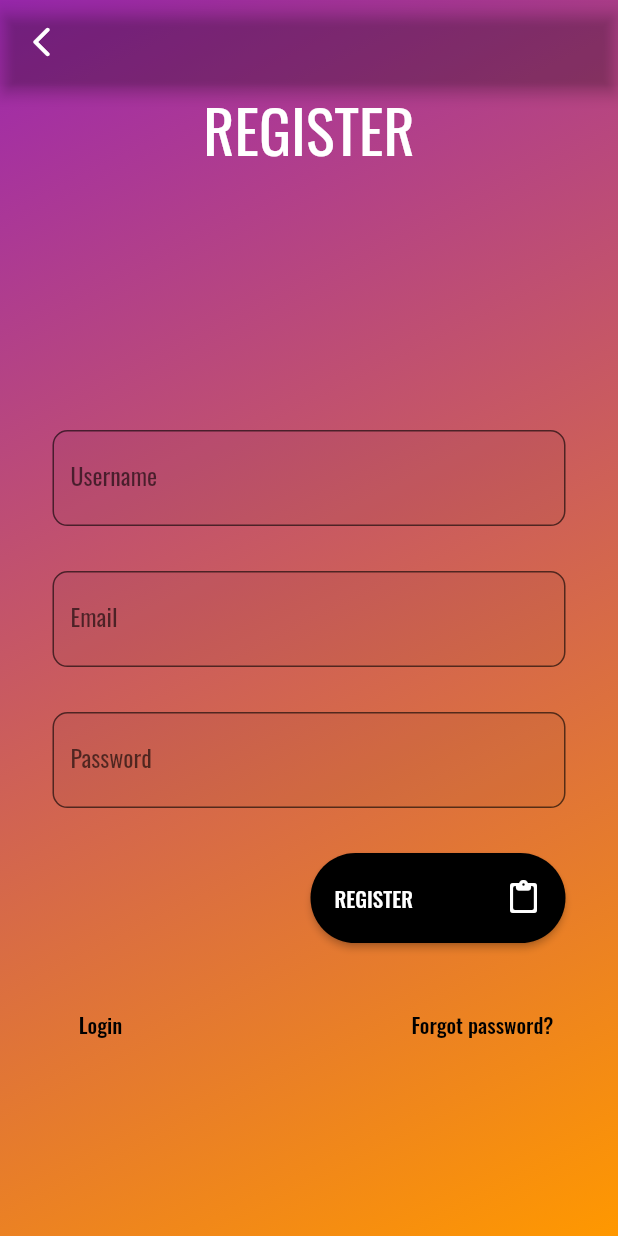
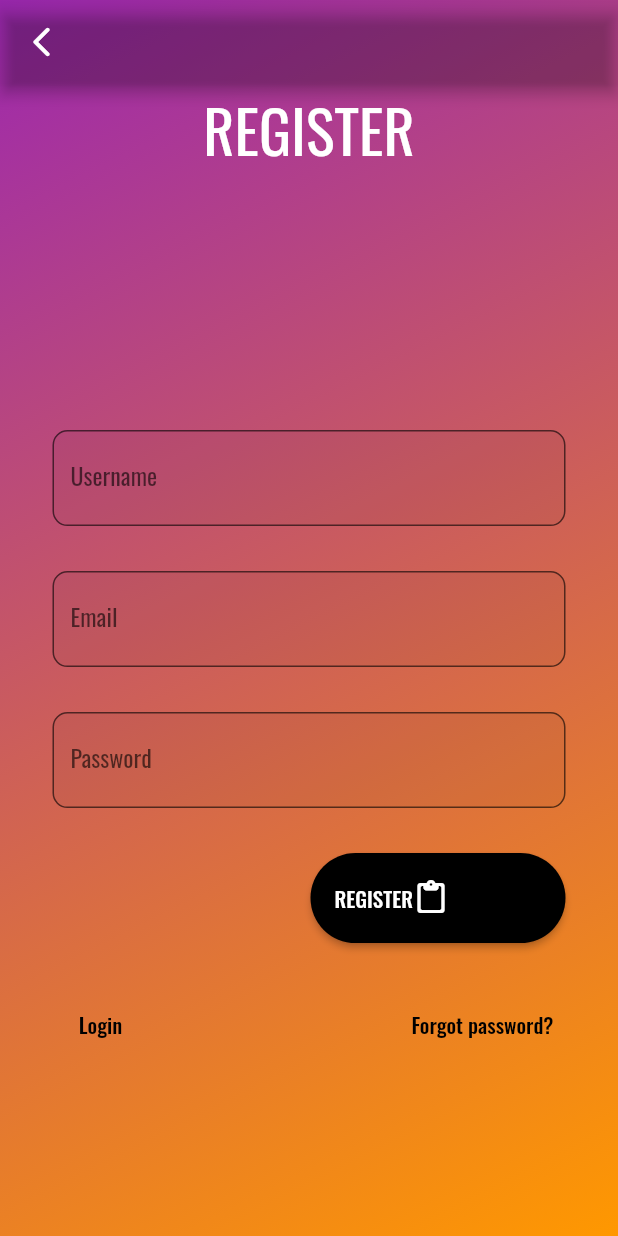
Before and after one commit to Aurelioss/projetfinal_mobile, a Flutter app: the screen it shows after launch, after a tap on "Register", on a phone screen of 412 x 824 dp. Run offline on Flutter 3.47's test engine with Material 2 defaults, Android fonts, the phone set to English and light mode, and no system bars; our stand-ins replace camera, cloud_firestore, firebase_auth, firebase_storage; accounts and stored records are empty.

```diff
--- a/lib/functions/customPageRoute.dart
+++ b/lib/functions/customPageRoute.dart
@@ -9,8 +9,8 @@ class CustomPageRoute extends PageRouteBuilder {
     required this.child,
     this.direction = AxisDirection.right,
   }) : super(
-      transitionDuration: Duration(seconds: 1),
-      reverseTransitionDuration: Duration(seconds: 1),
+      transitionDuration: Duration(milliseconds: 500),
+      reverseTransitionDuration: Duration(milliseconds: 500),
       pageBuilder: (context, animation, secondaryAnimation) => child,
   );
 
--- a/lib/login.dart
+++ b/lib/login.dart
@@ -1,5 +1,7 @@
 import 'package:flutter/cupertino.dart';
 import 'package:flutter/material.dart';
+import 'package:projetfinal_mobile/functions/customPageRoute.dart';
+import 'package:projetfinal_mobile/register.dart';
 
 class myLogin extends StatefulWidget {
   const myLogin({Key? key}) : super(key: key);
@@ -54,7 +56,6 @@ class _myLoginState extends State<myLogin> {
                       TextField(
                         decoration: InputDecoration(
                           labelText: 'Email',
-                          fillColor: Colors.grey.shade100,
                           filled: true,
                           border: OutlineInputBorder(
                             borderRadius: BorderRadius.circular(10.0),
@@ -73,7 +74,6 @@ class _myLoginState extends State<myLogin> {
                         obscureText: true,
                         decoration: InputDecoration(
                           labelText: 'Password',
-                          fillColor: Colors.grey.shade100,
                           filled: true,
                           // hintText: 'Password',
                           border: OutlineInputBorder(
@@ -112,9 +112,15 @@ class _myLoginState extends State<myLogin> {
                         mainAxisAlignment: MainAxisAlignment.spaceBetween,
                         children: [
                           TextButton(
-                            onPressed: () {
-                              Navigator.pushNamed(context, 'register');
-                            },
+                            //du bas vers le haut
+                            onPressed: () => Navigator.of(context).push(
+                              CustomPageRoute(
+                                child: myRegister(),
+                                direction: AxisDirection.up,
+                              ),
+                            ),
+                              //Navigator.pushNamed(context, 'register');
+
                             child: Text(
                               'Register',
                               style: TextStyle(color: Colors.black),
--- a/lib/register.dart
+++ b/lib/register.dart
@@ -139,7 +139,7 @@ class _myRegisterState extends State<myRegister> {
                               child: Row(
                                 mainAxisAlignment:
                                     MainAxisAlignment.spaceBetween,
-                                //crossAxisAlignment: CrossAxisAlignment.center,
+                                    crossAxisAlignment: CrossAxisAlignment.center,
                                 children: [
                                   isLoading
                                       ? Row(
@@ -150,11 +150,16 @@ class _myRegisterState extends State<myRegister> {
                                           Text('Please wait...'),
                                         ],
                                       )
-                                      : Text('REGISTER'),
-                                        Icon(
-                                    Icons.content_paste_rounded,
-                                    color: Colors.white,
-                                  ),
+                                      : Row(
+                                        mainAxisAlignment: MainAxisAlignment.center,
+                                        children: [
+                                          Text('REGISTER'),
+                                          Icon(
+                                            Icons.content_paste_rounded,
+                                            color: Colors.white,
+                                      ),
+                                    ]),
+
                                 ],
                               )),
                         ],
```
